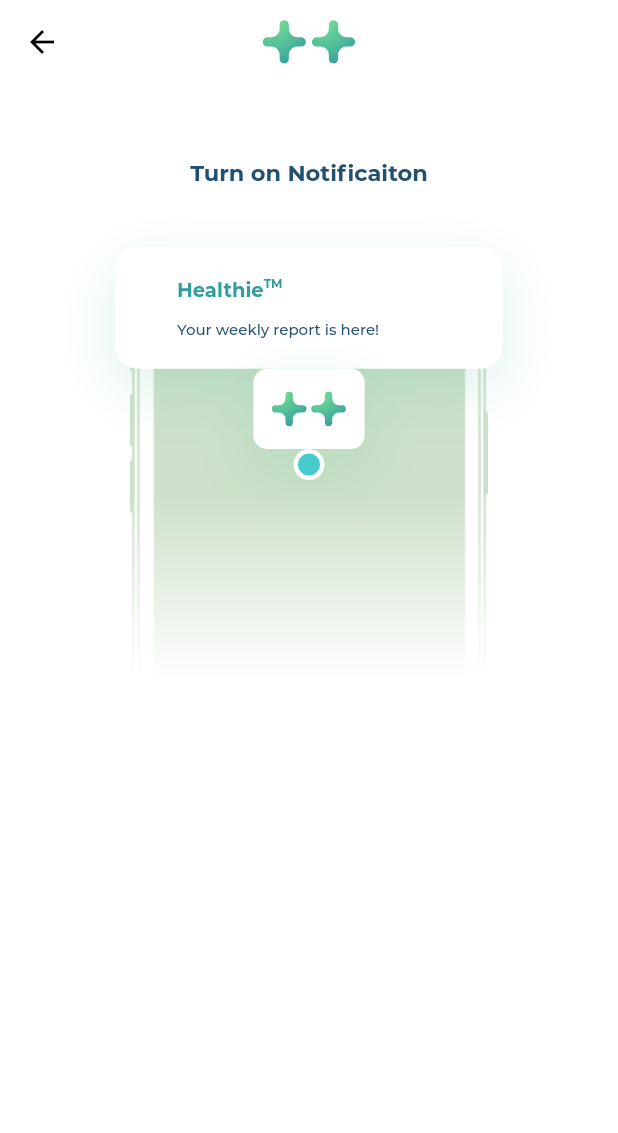
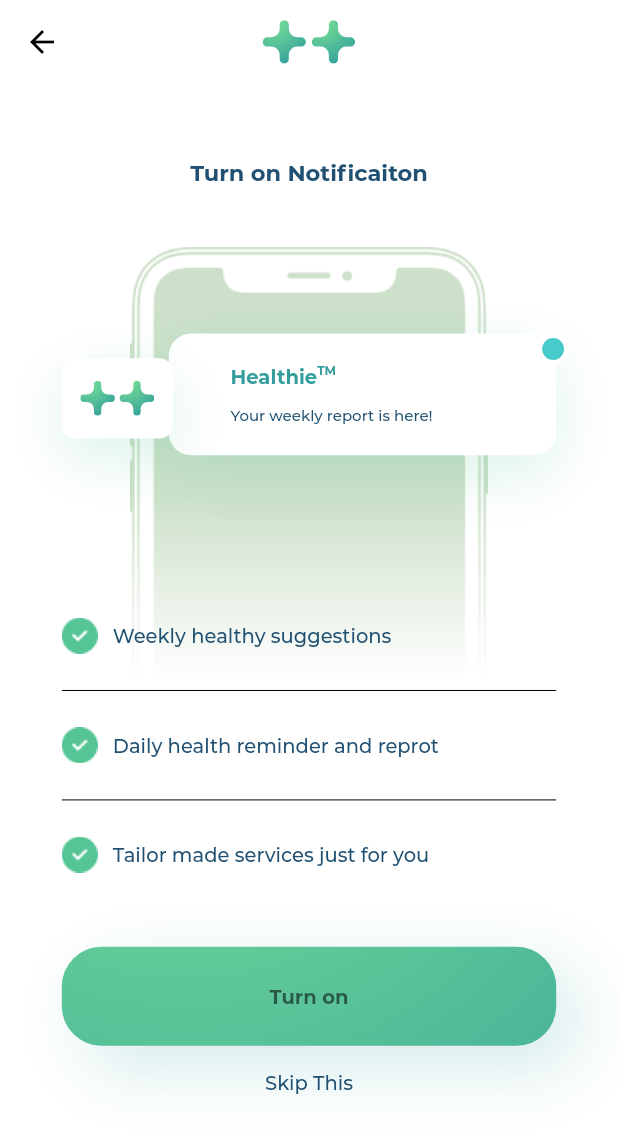
Before and after one commit to kaungphyowai/health_care_flutter, a Flutter app: the NotificationScreen screen opened by its route, on a phone screen of 412 x 824 dp. Shown: the top 1133 px of the screen. Run offline on Flutter 3.47's test engine with Material 2 defaults, Android fonts, the phone set to English and light mode, and no system bars; our stand-ins replace flutter_svg; project files that could hold a hidden picture were left out.

```diff
--- a/lib/components/default_button.dart
+++ b/lib/components/default_button.dart
@@ -16,10 +16,10 @@ class DefaultButton extends StatelessWidget {
     return GestureDetector(
       onTap: onPress,
       child: Container(
-        margin: EdgeInsets.symmetric(
-          horizontal: getProportionateScreenWidth(10),
-        ),
-        width: double.infinity,
+        // margin: EdgeInsets.symmetric(
+        //   horizontal: getProportionateScreenWidth(10),
+        // ),
+        width: getProportionateScreenWidth(80),
         height: getProportionateScreenHeight(8),
         decoration: BoxDecoration(
             color: Colors.red,
--- a/lib/constants.dart
+++ b/lib/constants.dart
@@ -53,7 +53,6 @@ Color nameColour = Color(0xff205072);
 Color tradeMarkColour = Color(0xff56C596);
 Color color2 = Color(0xff68B2A0);
 Color color4 = Color(0xffE0ECDE);
-
 BoxShadow shadow1 = BoxShadow(
   color: Color(0xffffffff).withOpacity(21),
   blurRadius: 13,
--- a/lib/routes.dart
+++ b/lib/routes.dart
@@ -1,8 +1,11 @@
 import 'package:flutter/material.dart';
 import 'package:health_care_flutter/onboarding/onboarding.dart';
+import 'package:health_care_flutter/otp/otp_screen.dart';
+
 import 'turn_on_notificaiton/notification_screen.dart';
 
 final Map<String, WidgetBuilder> routes = {
   OnBoarding.routeName: (context) => OnBoarding(),
   NotificationScreen.routeName: (context) => NotificationScreen(),
+  Otp.routeName: (context) => Otp(),
 };
--- a/lib/turn_on_notificaiton/components/notification_body.dart
+++ b/lib/turn_on_notificaiton/components/notification_body.dart
@@ -1,8 +1,7 @@
 import 'package:flutter/material.dart';
 import 'package:health_care_flutter/SizeConfig.dart';
 import 'package:health_care_flutter/constants.dart';
-import 'package:health_care_flutter/turn_on_notificaiton/components/logoContainer.dart';
-import 'package:health_care_flutter/turn_on_notificaiton/components/notificatioContainer.dart';
+import 'package:health_care_flutter/turn_on_notificaiton/components/stack_layer.dart';
 
 class NotificationBody extends StatelessWidget {
   @override
@@ -25,70 +24,7 @@ class NotificationBody extends StatelessWidget {
           SizedBox(
             height: getProportionateScreenHeight(5),
           ),
-          Expanded(
-            child: Stack(
-              children: [
-                Positioned(
-                  top: 0,
-                  left: 0,
-                  right: 0,
-                  child: Image.asset(
-                    "assets/images/iphone.png",
-                    height: getProportionateScreenHeight(58),
-                  ),
-                ),
-                Positioned(
-                  bottom: 0,
-                  right: 0,
-                  left: 0,
-                  child: Container(
-                    decoration: BoxDecoration(
-                      gradient: LinearGradient(
-                        begin: Alignment(0, -1),
-                        end: Alignment(0, -0.5),
-                        colors: [
-                          Colors.white.withOpacity(0),
-                          Colors.white,
-                        ],
-                      ),
-                    ),
-                    alignment: Alignment.bottomCenter,
-                    height: getProportionateScreenHeight(60),
-                  ),
-                ),
-                Column(
-                  children: [
-                    Positioned(
-                      // left: getProportionateScreenWidth(24),
-                      // top: getProportionateScreenHeight(10),
-                      child: NotifiContainer(),
-                    ),
-                    Positioned(
-                      // left: getProportionateScreenWidth(12),
-                      // top: getProportionateScreenHeight(12),
-                      child: LogoContainer(),
-                    ),
-                    Positioned(
-                      // right: getProportionateScreenWidth(11),
-                      // top: getProportionateScreenHeight(10),
-                      child: Container(
-                        width: getProportionateScreenWidth(5),
-                        height: getProportionateScreenWidth(5),
-                        decoration: BoxDecoration(
-                          shape: BoxShape.circle,
-                          color: Color(0xff47CACC),
-                          border: Border.all(
-                            color: Colors.white,
-                            width: 3,
-                          ),
-                        ),
-                      ),
-                    ),
-                  ],
-                )
-              ],
-            ),
-          ),
+          StackLayer(),
         ],
       ),
     );
--- /dev/null
+++ b/lib/turn_on_notificaiton/components/stack_layer.dart
@@ -0,0 +1,167 @@
+import 'package:flutter/material.dart';
+import 'package:health_care_flutter/components/default_button.dart';
+import 'package:health_care_flutter/constants.dart';
+import 'package:health_care_flutter/otp/otp_screen.dart';
+
+import '../../SizeConfig.dart';
+import 'logoContainer.dart';
+import 'notificatioContainer.dart';
+
+class StackLayer extends StatelessWidget {
+  const StackLayer({
+    Key key,
+  }) : super(key: key);
+
+  @override
+  Widget build(BuildContext context) {
+    List<String> services = [
+      "Weekly healthy suggestions",
+      "Daily health reminder and reprot",
+      "Tailor made services just for you",
+    ];
+    return Expanded(
+      child: Stack(
+        children: [
+          buildImageLayer(),
+          buildMistyLayer(),
+          Positioned(
+            top: getProportionateScreenHeight(5),
+            right: getProportionateScreenWidth(10),
+            child: Column(
+              mainAxisAlignment: MainAxisAlignment.center,
+              children: [
+                buildNotiStack(),
+                SizedBox(
+                  height: getProportionateScreenHeight(8),
+                ),
+                Container(
+                  width: getProportionateScreenWidth(80),
+                  alignment: Alignment.center,
+                  child: ListView.separated(
+                    shrinkWrap: true,
+                    itemCount: services.length,
+                    separatorBuilder: (context, index) => Divider(
+                      color: Colors.black,
+                    ),
+                    itemBuilder: (BuildContext context, int index) {
+                      return Padding(
+                        padding: EdgeInsets.only(
+                          bottom: getProportionateScreenHeight(2),
+                          top: getProportionateScreenHeight(2),
+                        ),
+                        child: Row(
+                          children: [
+                            Image.asset(
+                              "assets/images/check.png",
+                            ),
+                            SizedBox(
+                              width: 10,
+                            ),
+                            Text(
+                              services[index],
+                              style:
+                                  Theme.of(context).textTheme.bodyText2.apply(
+                                        color: nameColour,
+                                      ),
+                            )
+                          ],
+                        ),
+                      );
+                    },
+                  ),
+                ),
+                SizedBox(
+                  height: getProportionateScreenHeight(4),
+                ),
+                DefaultButton(
+                    text: "Turn on",
+                    onPress: () => Navigator.pushNamed(context, Otp.routeName)),
+                SizedBox(
+                  height: getProportionateScreenHeight(2),
+                ),
+                Text(
+                  "Skip This",
+                  style: Theme.of(context).textTheme.bodyText2.apply(
+                        color: nameColour,
+                      ),
+                )
+              ],
+            ),
+          ),
+        ],
+      ),
+    );
+  }
+
+  Container buildNotiStack() {
+    return Container(
+      width: getProportionateScreenWidth(80),
+      height: getProportionateScreenHeight(15),
+      child: Stack(
+        overflow: Overflow.visible,
+        children: [
+          Positioned(
+            right: 0,
+            top: getProportionateScreenHeight(2),
+            child: NotifiContainer(),
+          ),
+          Positioned(
+            left: 0,
+            top: getProportionateScreenHeight(4),
+            child: LogoContainer(),
+          ),
+          Positioned(
+            right: getProportionateScreenWidth(-2),
+            top: getProportionateScreenHeight(2),
+            child: Container(
+              width: getProportionateScreenWidth(5),
+              height: getProportionateScreenWidth(5),
+              decoration: BoxDecoration(
+                shape: BoxShape.circle,
+                color: Color(0xff47CACC),
+                border: Border.all(
+                  color: Colors.white,
+                  width: 3,
+                ),
+              ),
+            ),
+          )
+        ],
+      ),
+    );
+  }
+
+  Positioned buildMistyLayer() {
+    return Positioned(
+      bottom: 0,
+      right: 0,
+      left: 0,
+      child: Container(
+        decoration: BoxDecoration(
+          gradient: LinearGradient(
+            begin: Alignment(0, -1),
+            end: Alignment(0, -0.5),
+            colors: [
+              Colors.white.withOpacity(0),
+              Colors.white,
+            ],
+          ),
+        ),
+        alignment: Alignment.bottomCenter,
+        height: getProportionateScreenHeight(60),
+      ),
+    );
+  }
+
+  Positioned buildImageLayer() {
+    return Positioned(
+      top: 0,
+      left: 0,
+      right: 0,
+      child: Image.asset(
+        "assets/images/iphone.png",
+        height: getProportionateScreenHeight(58),
+      ),
+    );
+  }
+}
```
Also changed, not shown: lib/otp/components/otp_body.dart (added, +173 -0 lines), lib/otp/otp_screen.dart (added, +21 -0 lines), assets/images/check.png (added).
